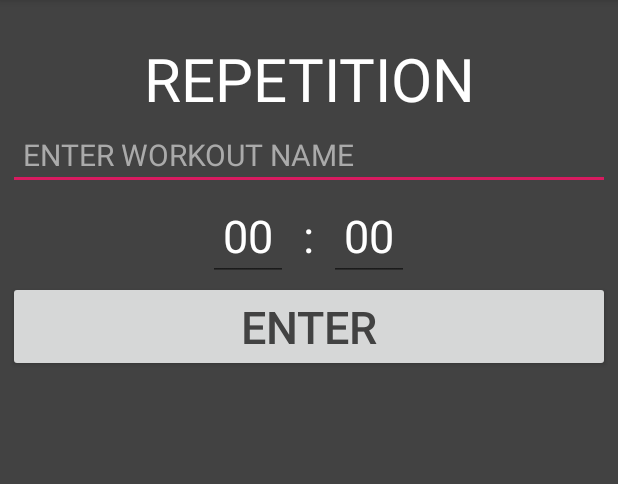
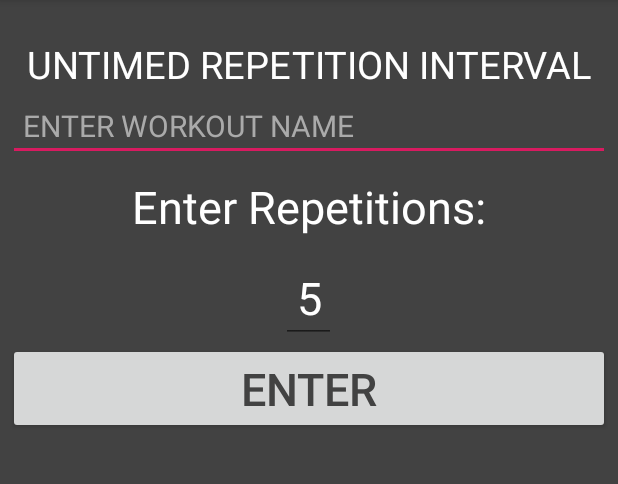
Before and after one commit to mglaser001/WorkoutIntervalTimer, an Android app: the CustomTimerSelectActivity screen opened directly, with no data from a screen before it, after a tap on "REPETITION INTERVAL", on a phone screen of 412 x 824 dp, the part 84-568 px from its top. Run offline under Robolectric (Android 15) with nearby library versions, the phone set to English and light mode, and no system bars.

Commit message:
-Make Transfer Objects Serializable -Transfer data from create CustomTimer Screens -Circuit Saved in CircuitTO

```diff
--- a/app/src/main/java/com/mg/TransferObjects/IntervalTo.java
+++ b/app/src/main/java/com/mg/TransferObjects/IntervalTo.java
@@ -1,9 +1,12 @@
 package com.mg.TransferObjects;
 
-public class IntervalTo {
+import java.io.Serializable;
+
+public class IntervalTo implements Serializable {
     private String intervalName;
     private String intervalTime;
     private String intervalType;
+    private String intervalReps;
 
     public String getIntervalName() {
         return intervalName;
@@ -29,4 +32,11 @@ public class IntervalTo {
         this.intervalType = intervalType;
     }
 
+    public String getIntervalReps() {
+        return intervalReps;
+    }
+
+    public void setIntervalReps(String intervalReps) {
+        this.intervalReps = intervalReps;
+    }
 }
--- a/app/src/main/java/com/mg/workoutintervalapp/CustomTimerMenuActivity.java
+++ b/app/src/main/java/com/mg/workoutintervalapp/CustomTimerMenuActivity.java
@@ -60,7 +60,7 @@ public class CustomTimerMenuActivity extends AppCompatActivity {
         timeBtn.setOnClickListener(new View.OnClickListener() {
             @Override
             public void onClick(View v) {
-                setWorkoutIntent.putExtra("name", "time");
+                setWorkoutIntent.putExtra("name", "timed");
                 setWorkoutIntent.putExtra("circuitName", customCircuitTO.getName());
                 startActivity(setWorkoutIntent);
             }
@@ -69,6 +69,7 @@ public class CustomTimerMenuActivity extends AppCompatActivity {
             @Override
             public void onClick(View v) {
                 setWorkoutIntent.putExtra("name", "rep");
+                setWorkoutIntent.putExtra("circuitName", customCircuitTO.getName());
                 startActivity(setWorkoutIntent);
             }
         });
@@ -76,6 +77,7 @@ public class CustomTimerMenuActivity extends AppCompatActivity {
             @Override
             public void onClick(View v) {
                 setWorkoutIntent.putExtra("name", "repTime");
+                setWorkoutIntent.putExtra("circuitName", customCircuitTO.getName());
                 startActivity(setWorkoutIntent);
             }
         });
@@ -83,6 +85,7 @@ public class CustomTimerMenuActivity extends AppCompatActivity {
             @Override
             public void onClick(View v) {
                 setWorkoutIntent.putExtra("name", "rest");
+                setWorkoutIntent.putExtra("circuitName", customCircuitTO.getName());
                 startActivity(setWorkoutIntent);
             }
         });
--- a/app/src/main/java/com/mg/workoutintervalapp/CustomTimerSelectActivity.java
+++ b/app/src/main/java/com/mg/workoutintervalapp/CustomTimerSelectActivity.java
@@ -28,6 +28,7 @@ public class CustomTimerSelectActivity extends AppCompatActivity {
         timeBtn.setOnClickListener(new View.OnClickListener() {
             @Override
             public void onClick(View v) {
+                setWorkoutIntent.putExtra("customCircuitTO", getIntent().getSerializableExtra("customCircuitTO"));
                 setWorkoutIntent.putExtra("name", "time");
                 startActivity(setWorkoutIntent);
             }
@@ -35,6 +36,7 @@ public class CustomTimerSelectActivity extends AppCompatActivity {
         repBtn.setOnClickListener(new View.OnClickListener() {
             @Override
             public void onClick(View v) {
+                setWorkoutIntent.putExtra("customCircuitTO", getIntent().getSerializableExtra("customCircuitTO"));
                 setWorkoutIntent.putExtra("name", "rep");
                 startActivity(setWorkoutIntent);
             }
@@ -42,6 +44,7 @@ public class CustomTimerSelectActivity extends AppCompatActivity {
         repTimeBtn.setOnClickListener(new View.OnClickListener() {
             @Override
             public void onClick(View v) {
+                setWorkoutIntent.putExtra("customCircuitTO", getIntent().getSerializableExtra("customCircuitTO"));
                 setWorkoutIntent.putExtra("name", "repTime");
                 startActivity(setWorkoutIntent);
             }
@@ -49,6 +52,7 @@ public class CustomTimerSelectActivity extends AppCompatActivity {
         restBtn.setOnClickListener(new View.OnClickListener() {
             @Override
             public void onClick(View v) {
+                setWorkoutIntent.putExtra("customCircuitTO", getIntent().getSerializableExtra("customCircuitTO"));
                 setWorkoutIntent.putExtra("name", "rest");
                 startActivity(setWorkoutIntent);
             }
--- a/app/src/main/java/com/mg/workoutintervalapp/CustomTimerSetActivity.java
+++ b/app/src/main/java/com/mg/workoutintervalapp/CustomTimerSetActivity.java
@@ -15,11 +15,11 @@ import java.util.ArrayList;
 import java.util.List;
 
 public class CustomTimerSetActivity extends AppCompatActivity {
-    private TextView workoutTitle;
+    private TextView workoutTitle, customWorkoutRepTV, customWorkoutColonTV;
     private String workoutType;
-    private EditText minutesET, secondsET, nameET;
+    private EditText minutesET, secondsET, nameET, customWorkoutRepET;
     private Button okBtn;
-    private Intent customTimerSelect;
+    private Intent customTimerSelectIntent;
 
     private IntervalTo intervalTo;
     private List<IntervalTo> intervalToList = new ArrayList<>();
@@ -30,7 +30,7 @@ public class CustomTimerSetActivity extends AppCompatActivity {
         super.onCreate(savedInstanceState);
         setContentView(R.layout.activity_custom_timer_set);
 
-        customTimerSelect = new Intent(this, CustomTimerSelectActivity.class);
+        customTimerSelectIntent = new Intent(this, CustomTimerSelectActivity.class);
         initializeActivity();
 
         intervalTo = new IntervalTo();
@@ -41,17 +41,27 @@ public class CustomTimerSetActivity extends AppCompatActivity {
             workoutType =  getIntent().getExtras().getString("name");
         }else if(getIntent().hasExtra("circuitName")){
             customCircuitTO.setName(getIntent().getExtras().getString("circuitName"));
+        }else if(getIntent().hasExtra("customCircuitTO")){
+            customCircuitTO = (CustomCircuitTO) getIntent().getSerializableExtra("customCircuitTO");
         }
 
         try{
-            if(workoutType == "timed"){
-                workoutTitle.setText("TIMED");
-            }else if(workoutType == "rep"){
-                workoutTitle.setText("REPETITION");
-            }else if(workoutType == "repTime"){
-                workoutTitle.setText("TIMED REPETITION");
-            }else if(workoutType == "rest"){
+            if(workoutType.equalsIgnoreCase("timed")){
+                workoutTitle.setText("TIMED INTERVAL");
+                customWorkoutRepTV.setVisibility(View.GONE);
+                customWorkoutRepET.setVisibility(View.GONE);
+            }else if(workoutType.equalsIgnoreCase("rep")){
+                workoutTitle.setText("UNTIMED REPETITION INTERVAL");
+                secondsET.setVisibility(View.GONE);
+                minutesET.setVisibility(View.GONE);
+                customWorkoutColonTV.setVisibility(View.GONE);
+            }else if(workoutType.equalsIgnoreCase("repTime")){
+                workoutTitle.setText("TIMED REPETITION INTERVAL");
+            }else if(workoutType.equalsIgnoreCase("rest")){
                 workoutTitle.setText("REST");
+                nameET.setVisibility(View.GONE);
+                customWorkoutRepTV.setVisibility(View.GONE);
+                customWorkoutRepET.setVisibility(View.GONE);
             }
         }catch (Exception e){
             System.out.println("No Workout Type");
@@ -60,15 +70,25 @@ public class CustomTimerSetActivity extends AppCompatActivity {
             @Override
             public void onClick(View v) {
                 intervalTo.setIntervalType(workoutTitle.getText().toString());
-                intervalTo.setIntervalName(nameET.getText().toString());
-                intervalTo.setIntervalName(minutesET.getText().toString() + ":"+ secondsET.getText().toString());
+
+                if(workoutTitle.getText().toString().equalsIgnoreCase("REST")){
+                    intervalTo.setIntervalName("REST");
+                }else{
+                    intervalTo.setIntervalName(nameET.getText().toString());
+                }
+                intervalTo.setIntervalTime(minutesET.getText().toString() + ":"+ secondsET.getText().toString());
+                intervalToList.add(intervalTo);
                 customCircuitTO.setintervalToList(intervalToList);
-                startActivity(customTimerSelect);
+                customTimerSelectIntent.putExtra("circuitTO", customCircuitTO);
+                startActivity(customTimerSelectIntent);
             }
         });
 
     }
     private void initializeActivity(){
+        customWorkoutColonTV = findViewById(R.id.CustomWorkoutColonTV);
+        customWorkoutRepET = findViewById(R.id.CustomWorkoutRepET);
+        customWorkoutRepTV = findViewById(R.id.CustomWorkoutRepTV);
         workoutTitle = findViewById(R.id.CustomWorkoutTypeTitleTV);
         nameET = findViewById(R.id.CustomWorkoutTypeNameET);
         secondsET = findViewById(R.id.CustomWorkoutTypeMinutesET);
--- a/app/src/main/res/layout/activity_custom_timer_set.xml
+++ b/app/src/main/res/layout/activity_custom_timer_set.xml
@@ -10,7 +10,7 @@
     <TextView
         android:id="@+id/CustomWorkoutTypeTitleTV"
         android:text="WorkoutType"
-        android:textSize="40sp"
+        android:textSize="25sp"
         android:textColor="@color/cardview_light_background"
         android:textAlignment="center"
         android:layout_width="match_parent"
@@ -28,6 +28,7 @@
         android:layout_below="@id/CustomWorkoutTypeTitleTV" />
     <EditText
         android:id="@+id/CustomWorkoutTypeMinutesET"
+        android:inputType="number"
         android:text="00"
         android:textSize="30sp"
         android:textColor="@color/cardview_light_background"
@@ -49,6 +50,7 @@
         android:layout_below="@id/CustomWorkoutTypeNameET" />
     <EditText
         android:id="@+id/CustomWorkoutTypeSecondsET"
+        android:inputType="number"
         android:text="00"
         android:textSize="30sp"
         android:textColor="@color/cardview_light_background"
@@ -57,7 +59,29 @@
         android:padding="10dp"
         android:layout_toRightOf="@id/CustomWorkoutColonTV"
         android:layout_below="@id/CustomWorkoutTypeNameET" />
-
+    <TextView
+        android:id="@+id/CustomWorkoutRepTV"
+        android:text="Enter Repetitions:"
+        android:textAlignment="center"
+        android:textSize="30sp"
+        android:textColor="@color/cardview_light_background"
+        android:layout_width="match_parent"
+        android:layout_height="wrap_content"
+        android:padding="10dp"
+        android:layout_centerInParent="true"
+        android:layout_below="@id/CustomWorkoutColonTV" />
+    <EditText
+        android:id="@+id/CustomWorkoutRepET"
+        android:inputType="number"
+        android:text="5"
+        android:textAlignment="center"
+        android:textSize="30sp"
+        android:textColor="@color/cardview_light_background"
+        android:layout_width="wrap_content"
+        android:layout_height="wrap_content"
+        android:padding="10dp"
+        android:layout_centerInParent="true"
+        android:layout_below="@id/CustomWorkoutRepTV" />
     <Button
         android:id="@+id/CustomWorkoutEnterBtn"
         android:text="Enter"
@@ -68,6 +92,6 @@
         android:layout_height="wrap_content"
         android:padding="10dp"
         android:layout_centerInParent="true"
-        android:layout_below="@id/CustomWorkoutColonTV" />
+        android:layout_below="@id/CustomWorkoutRepET" />
 
 </RelativeLayout>
```
